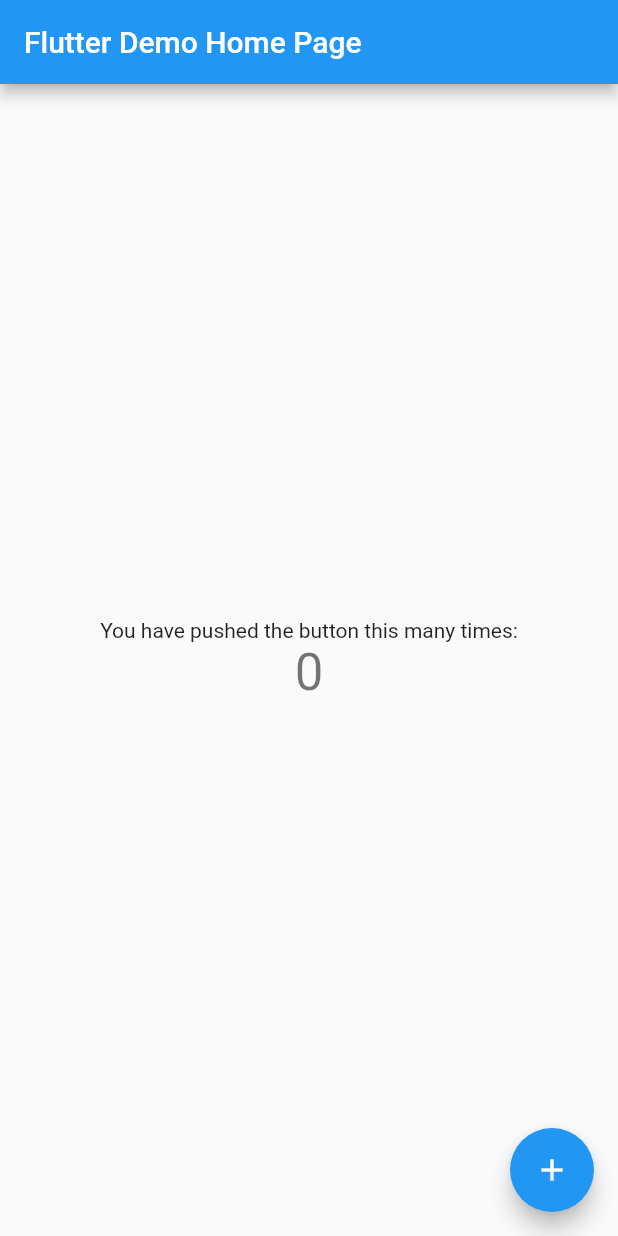
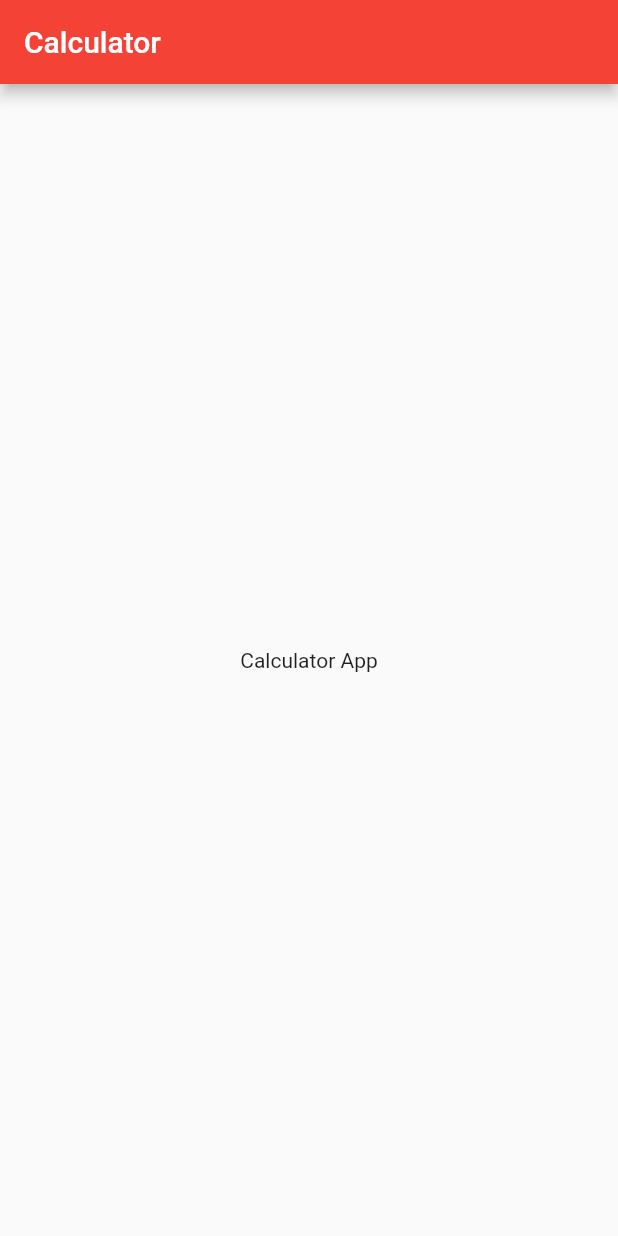
Before and after one commit to gautamamber/Flutter-calculator-app, a Flutter app: the screen it shows after launch, on a phone screen of 412 x 824 dp. Run offline on Flutter 3.47's test engine with Material 2 defaults, Android fonts, the phone set to English and light mode, and no system bars.

Commit message:
add widget (body)

```diff
--- /dev/null
+++ b/lib/home_page.dart
@@ -0,0 +1,22 @@
+import 'package:flutter/material.dart';
+
+class HomePage extends StatefulWidget {
+  @override
+  _HomePageState createState() => _HomePageState();
+}
+
+class _HomePageState extends State<HomePage> {
+  @override
+  Widget build(BuildContext context) {
+    return new Scaffold(
+      appBar: new AppBar(
+        title: new Text("Calculator"),
+      ),
+      body: new Container(
+        child: new Center(
+          child: new Text("Calculator App")
+        ),
+      ),
+    );
+  }
+}
--- a/lib/main.dart
+++ b/lib/main.dart
@@ -1,111 +1,17 @@
 import 'package:flutter/material.dart';
+import 'home_page.dart';
 
-void main() => runApp(MyApp());
+// lambda main function
+void main() => runApp(new MyApp());
 
 class MyApp extends StatelessWidget {
-  // This widget is the root of your application.
   @override
   Widget build(BuildContext context) {
     return MaterialApp(
-      title: 'Flutter Demo',
-      theme: ThemeData(
-        // This is the theme of your application.
-        //
-        // Try running your application with "flutter run". You'll see the
-        // application has a blue toolbar. Then, without quitting the app, try
-        // changing the primarySwatch below to Colors.green and then invoke
-        // "hot reload" (press "r" in the console where you ran "flutter run",
-        // or simply save your changes to "hot reload" in a Flutter IDE).
-        // Notice that the counter didn't reset back to zero; the application
-        // is not restarted.
-        primarySwatch: Colors.blue,
-      ),
-      home: MyHomePage(title: 'Flutter Demo Home Page'),
+      title: "Calculator App",
+      theme: new ThemeData(
+        primarySwatch: Colors.red),
+        home: new HomePage(),
     );
   }
 }
-
-class MyHomePage extends StatefulWidget {
-  MyHomePage({Key key, this.title}) : super(key: key);
-
-  // This widget is the home page of your application. It is stateful, meaning
-  // that it has a State object (defined below) that contains fields that affect
-  // how it looks.
-
-  // This class is the configuration for the state. It holds the values (in this
-  // case the title) provided by the parent (in this case the App widget) and
-  // used by the build method of the State. Fields in a Widget subclass are
-  // always marked "final".
-
-  final String title;
-
-  @override
-  _MyHomePageState createState() => _MyHomePageState();
-}
-
-class _MyHomePageState extends State<MyHomePage> {
-  int _counter = 0;
-
-  void _incrementCounter() {
-    setState(() {
-      // This call to setState tells the Flutter framework that something has
-      // changed in this State, which causes it to rerun the build method below
-      // so that the display can reflect the updated values. If we changed
-      // _counter without calling setState(), then the build method would not be
-      // called again, and so nothing would appear to happen.
-      _counter++;
-    });
-  }
-
-  @override
-  Widget build(BuildContext context) {
-    // This method is rerun every time setState is called, for instance as done
-    // by the _incrementCounter method above.
-    //
-    // The Flutter framework has been optimized to make rerunning build methods
-    // fast, so that you can just rebuild anything that needs updating rather
-    // than having to individually change instances of widgets.
-    return Scaffold(
-      appBar: AppBar(
-        // Here we take the value from the MyHomePage object that was created by
-        // the App.build method, and use it to set our appbar title.
-        title: Text(widget.title),
-      ),
-      body: Center(
-        // Center is a layout widget. It takes a single child and positions it
-        // in the middle of the parent.
-        child: Column(
-          // Column is also layout widget. It takes a list of children and
-          // arranges them vertically. By default, it sizes itself to fit its
-          // children horizontally, and tries to be as tall as its parent.
-          //
-          // Invoke "debug painting" (press "p" in the console, choose the
-          // "Toggle Debug Paint" action from the Flutter Inspector in Android
-          // Studio, or the "Toggle Debug Paint" command in Visual Studio Code)
-          // to see the wireframe for each widget.
-          //
-          // Column has various properties to control how it sizes itself and
-          // how it positions its children. Here we use mainAxisAlignment to
-          // center the children vertically; the main axis here is the vertical
-          // axis because Columns are vertical (the cross axis would be
-          // horizontal).
-          mainAxisAlignment: MainAxisAlignment.center,
-          children: <Widget>[
-            Text(
-              'You have pushed the button this many times:',
-            ),
-            Text(
-              '$_counter',
-              style: Theme.of(context).textTheme.display1,
-            ),
-          ],
-        ),
-      ),
-      floatingActionButton: FloatingActionButton(
-        onPressed: _incrementCounter,
-        tooltip: 'Increment',
-        child: Icon(Icons.add),
-      ), // This trailing comma makes auto-formatting nicer for build methods.
-    );
-  }
-}
```
